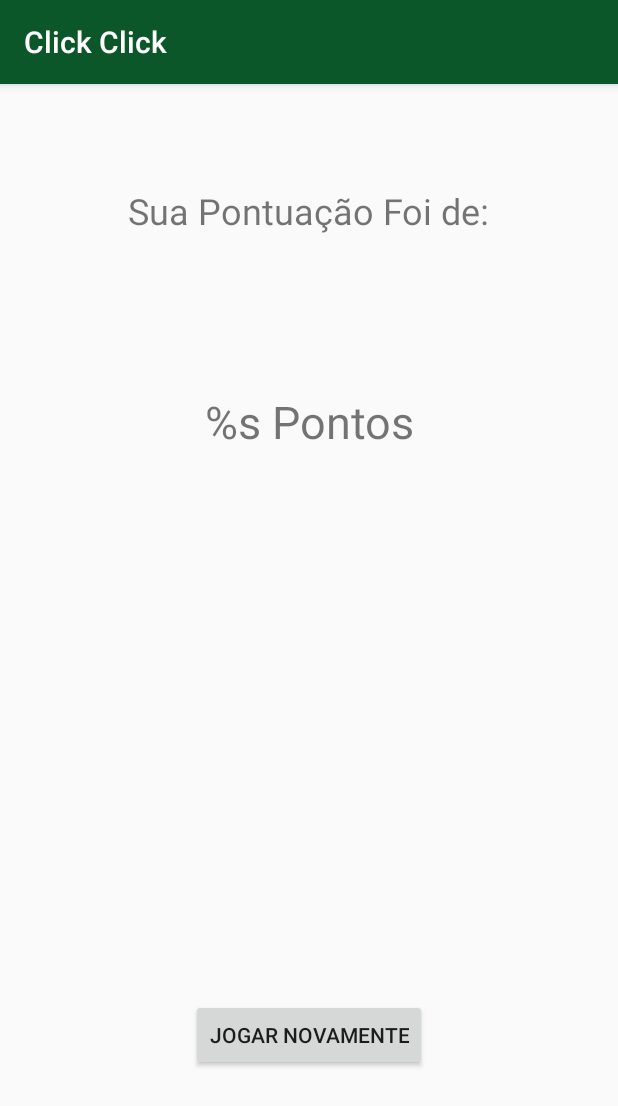
After one commit to alexist98/ClickClick-master, an Android app: the PontuacaoActivity screen opened directly, with no data from a screen before it, on a phone screen of 412 x 824 dp. The commit adds this screen. Shown: the top 1106 px of the screen. Run offline under Robolectric (Android 15) with nearby library versions, the phone set to English and light mode, and no system bars.

Commit message:
Adicionado som e parcial da segunda activity(tela que mostra pontuação)

```diff
--- a/app/src/main/AndroidManifest.xml
+++ b/app/src/main/AndroidManifest.xml
@@ -11,17 +11,18 @@
         android:supportsRtl="true"
         android:theme="@style/AppTheme"
         tools:ignore="GoogleAppIndexingWarning">
-        <activity android:name=".SplashActivity"
-            android:theme="@style/SplashTheme"
-            android:noHistory="true">
-
+        <activity
+            android:name=".SplashActivity"
+            android:noHistory="true"
+            android:theme="@style/SplashTheme">
             <intent-filter>
                 <action android:name="android.intent.action.MAIN" />
 
                 <category android:name="android.intent.category.LAUNCHER" />
             </intent-filter>
         </activity>
-        <activity android:name=".MainActivity"></activity>
+        <activity android:name=".MainActivity" />
+        <activity android:name=".PontuacaoActivity"></activity>
     </application>
 
 </manifest>
--- a/app/src/main/java/com/example/alunos/clickclick/MainActivity.kt
+++ b/app/src/main/java/com/example/alunos/clickclick/MainActivity.kt
@@ -1,5 +1,7 @@
 package com.example.alunos.clickclick
 
+import android.content.Intent
+import android.media.MediaPlayer
 import android.support.v7.app.AppCompatActivity
 import android.os.Bundle
 import android.os.CountDownTimer
@@ -19,7 +21,7 @@ class MainActivity : AppCompatActivity() {
     internal lateinit var tapMeButton: Button
     internal lateinit var gameScoreTextView: TextView
     internal lateinit var timeLeftTextView: TextView
-    internal var score = 0
+    var score = 0
     internal var gameStarted = false
     internal lateinit var countDownTimer: CountDownTimer
     internal val initialCountDown: Long = 10000
@@ -44,6 +46,8 @@ class MainActivity : AppCompatActivity() {
         //gameScoreTextView.text=getString(R.string.sua_pontuacao,score.toString())
         //resetGame()
 
+       var mp:MediaPlayer =MediaPlayer.create(this, R.raw.sound_click)
+
         if (savedInstanceState != null){
             score = savedInstanceState.getInt(SCORE_KEY)
             timeLeftOnTimer = savedInstanceState.getLong(TIME_LEFT_KEY)
@@ -54,6 +58,7 @@ class MainActivity : AppCompatActivity() {
         tapMeButton.setOnClickListener{ view ->
             val bounceAnimation = AnimationUtils.loadAnimation(this, R.anim.bounce)
             view.startAnimation(bounceAnimation)
+            mp.start()
             incrementScore()
         }
     }
@@ -116,7 +121,7 @@ class MainActivity : AppCompatActivity() {
         builder.create().show()
     }
 
-    private fun resetGame(){
+      fun resetGame(){
         score = 0
         gameScoreTextView.text = getString(R.string.sua_pontuacao, score.toString())
         val initialTimeLeft = initialCountDown / 1000
@@ -142,6 +147,8 @@ class MainActivity : AppCompatActivity() {
     }
 
     private fun endGame(){
+        val intent = Intent(baseContext, PontuacaoActivity::class.java)
+        startActivity(intent)
         Toast.makeText(this, getString(R.string.game_over_message,score.toString()), Toast.LENGTH_SHORT).show()
         resetGame()
     }
--- /dev/null
+++ b/app/src/main/java/com/example/alunos/clickclick/PontuacaoActivity.kt
@@ -0,0 +1,33 @@
+package com.example.alunos.clickclick
+
+import android.content.Intent
+import android.support.v7.app.AppCompatActivity
+import android.os.Bundle
+import android.view.View
+import android.widget.Button
+import android.widget.TextView
+
+class PontuacaoActivity : AppCompatActivity() {
+
+    internal lateinit var jogarNovamente: Button
+    internal lateinit var gameScoreTextView2: TextView
+
+    override fun onCreate(savedInstanceState: Bundle?) {
+        super.onCreate(savedInstanceState)
+        setContentView(R.layout.activity_pontuacao)
+
+        jogarNovamente = findViewById<Button>(R.id.jogar_novamente)
+        gameScoreTextView2 = findViewById<TextView>(R.id.game_score_text_view2)
+
+    }
+
+
+
+
+
+    fun jogarNovamente(view: View){
+       // MainActivity.resetGame()
+        val intent = Intent(this, MainActivity::class.java)
+        startActivity(intent)
+    }
+}
--- /dev/null
+++ b/app/src/main/res/layout/activity_pontuacao.xml
@@ -0,0 +1,57 @@
+<?xml version="1.0" encoding="utf-8"?>
+<android.support.constraint.ConstraintLayout xmlns:android="http://schemas.android.com/apk/res/android"
+    xmlns:app="http://schemas.android.com/apk/res-auto"
+    xmlns:tools="http://schemas.android.com/tools"
+    android:layout_width="match_parent"
+    android:layout_height="match_parent"
+    tools:context=".PontuacaoActivity">
+
+    <TextView
+        android:id="@+id/textView"
+        android:layout_width="wrap_content"
+        android:layout_height="wrap_content"
+        android:layout_marginStart="8dp"
+        android:layout_marginLeft="8dp"
+        android:layout_marginTop="68dp"
+        android:layout_marginEnd="8dp"
+        android:layout_marginRight="8dp"
+        android:text="Sua Pontuação Foi de:"
+        android:textSize="24sp"
+        app:layout_constraintEnd_toEndOf="parent"
+        app:layout_constraintStart_toStartOf="parent"
+        app:layout_constraintTop_toTopOf="parent" />
+
+    <TextView
+        android:id="@+id/game_score_text_view2"
+        android:layout_width="wrap_content"
+        android:layout_height="55dp"
+        android:layout_marginStart="8dp"
+        android:layout_marginLeft="8dp"
+        android:layout_marginTop="104dp"
+        android:layout_marginEnd="8dp"
+        android:layout_marginRight="8dp"
+        android:text="@string/sua_pontuacao"
+        android:textSize="30sp"
+        app:layout_constraintEnd_toEndOf="parent"
+        app:layout_constraintHorizontal_bias="0.503"
+        app:layout_constraintStart_toStartOf="parent"
+        app:layout_constraintTop_toBottomOf="@+id/textView" />
+
+    <Button
+        android:id="@+id/jogar_novamente"
+        android:layout_width="wrap_content"
+        android:layout_height="wrap_content"
+        android:layout_marginStart="8dp"
+        android:layout_marginLeft="8dp"
+        android:layout_marginTop="8dp"
+        android:layout_marginEnd="8dp"
+        android:layout_marginRight="8dp"
+        android:layout_marginBottom="48dp"
+        android:onClick="jogarNovamente"
+        android:text="Jogar Novamente"
+        app:layout_constraintBottom_toBottomOf="parent"
+        app:layout_constraintEnd_toEndOf="parent"
+        app:layout_constraintStart_toStartOf="parent"
+        app:layout_constraintTop_toBottomOf="@+id/game_score_text_view2"
+        app:layout_constraintVertical_bias="0.847" />
+</android.support.constraint.ConstraintLayout>
--- a/app/src/main/res/values/strings.xml
+++ b/app/src/main/res/values/strings.xml
@@ -1,6 +1,6 @@
 <resources>
     <string name="app_name">ClickClick</string>
-    <string name="sua_pontuacao">Sua Pontuação: %s</string>
+    <string name="sua_pontuacao">%s Pontos</string>
     <string name="time_left">Tempo: %s</string>
     <string name="tap_me">Click!</string>
     <string name="game_over_message"> Acabou o tempo! Sua pontuação foi: %s</string>
```
